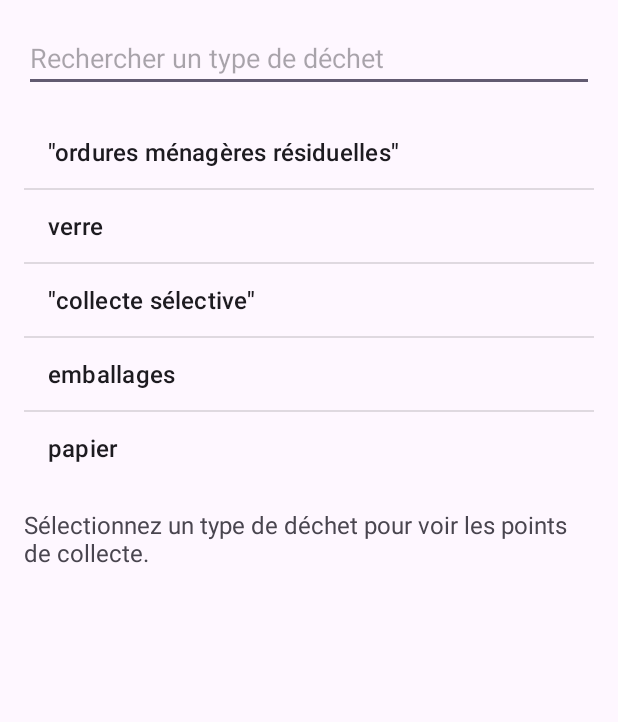
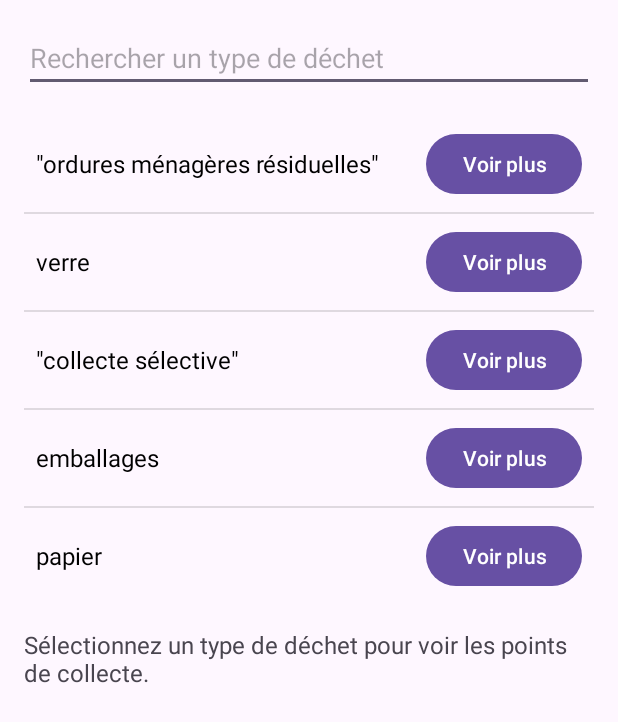
Before and after one commit to Suiidh/TriApp, an Android app: the screen it shows after launch (MainActivity), on a phone screen of 412 x 824 dp. Shown: the top 722 px of the screen. Run offline under Robolectric (Android 15) with nearby library versions, the light colour scheme and no system bars.

Commit message:
[Feat] Ajout du bouton voir plus afin d'afficher la liste des points de collecte

```diff
--- /dev/null
+++ b/app/src/main/java/com/example/triapp/DechetAdapter.java
@@ -0,0 +1,84 @@
+package com.example.triapp;
+
+import android.content.Context;
+import android.view.LayoutInflater;
+import android.view.View;
+import android.view.ViewGroup;
+import android.widget.BaseAdapter;
+import android.widget.Button;
+import android.widget.TextView;
+
+import java.util.List;
+import java.util.Map;
+
+public class DechetAdapter extends BaseAdapter {
+
+    private final Context context;
+    private final List<String> typesDechets;
+    private final Map<String, List<String>> dechetsMap;
+
+    public DechetAdapter(Context context, List<String> typesDechets, Map<String, List<String>> dechetsMap) {
+        this.context = context;
+        this.typesDechets = typesDechets;
+        this.dechetsMap = dechetsMap;
+    }
+
+    @Override
+    public int getCount() {
+        return typesDechets.size();
+    }
+
+    @Override
+    public Object getItem(int position) {
+        return typesDechets.get(position);
+    }
+
+    @Override
+    public long getItemId(int position) {
+        return position;
+    }
+
+    @Override
+    public View getView(int position, View convertView, ViewGroup parent) {
+        if (convertView == null) {
+            convertView = LayoutInflater.from(context).inflate(R.layout.list_item_dechet, parent, false);
+        }
+
+        // Obtenir le type de déchet actuel
+        String typeDechet = typesDechets.get(position);
+
+        // Initialiser les vues
+        TextView typeDechetTextView = convertView.findViewById(R.id.typeDechetTextView);
+        Button voirPlusButton = convertView.findViewById(R.id.voirPlusButton);
+
+        // Mettre à jour les informations de l'élément
+        typeDechetTextView.setText(typeDechet);
+
+        // Ajouter un clic sur le bouton
+        voirPlusButton.setOnClickListener(v -> {
+            // Récupérer les points de collecte
+            List<String> pointsCollecte = dechetsMap.get(typeDechet);
+
+            // Afficher une boîte de dialogue avec les points de collecte
+            if (pointsCollecte != null && !pointsCollecte.isEmpty()) {
+                StringBuilder message = new StringBuilder("Points de collecte pour ").append(typeDechet).append(":\n\n");
+                for (String point : pointsCollecte) {
+                    message.append("- ").append(point).append("\n");
+                }
+                new androidx.appcompat.app.AlertDialog.Builder(context)
+                        .setTitle("Points de collecte")
+                        .setMessage(message.toString())
+                        .setPositiveButton("OK", null)
+                        .show();
+            } else {
+                new androidx.appcompat.app.AlertDialog.Builder(context)
+                        .setTitle("Points de collecte")
+                        .setMessage("Aucun point de collecte trouvé pour ce type de déchet.")
+                        .setPositiveButton("OK", null)
+                        .show();
+            }
+        });
+
+        return convertView;
+    }
+}
--- a/app/src/main/java/com/example/triapp/MainActivity.java
+++ b/app/src/main/java/com/example/triapp/MainActivity.java
@@ -3,15 +3,8 @@ package com.example.triapp;
 import android.os.Bundle;
 import android.text.Editable;
 import android.text.TextWatcher;
-import android.view.View;
-import android.view.animation.AlphaAnimation;
-import android.widget.AdapterView;
-import android.widget.ArrayAdapter;
 import android.widget.EditText;
-import android.widget.ImageView;
-import android.widget.LinearLayout;
 import android.widget.ListView;
-import android.widget.TextView;
 
 import androidx.appcompat.app.AppCompatActivity;
 
@@ -23,7 +16,6 @@ public class MainActivity extends AppCompatActivity {
 
     private Map<String, List<String>> dechetsMap;
     private ListView listViewDechets;
-    private TextView pointsCollecteTextView;
     private EditText searchEditText;
 
     @Override
@@ -33,7 +25,6 @@ public class MainActivity extends AppCompatActivity {
 
         // Initialiser les vues
         listViewDechets = findViewById(R.id.listViewDechets);
-        pointsCollecteTextView = findViewById(R.id.pointsCollecteTextView);
         searchEditText = findViewById(R.id.searchEditText);
 
         // Charger les données depuis le fichier CSV
@@ -42,8 +33,8 @@ public class MainActivity extends AppCompatActivity {
         // Extraire les types de déchets
         List<String> typesDechets = new ArrayList<>(dechetsMap.keySet());
 
-        // Configurer l'adaptateur pour la liste des types de déchets
-        ArrayAdapter<String> adapter = new ArrayAdapter<>(this, android.R.layout.simple_list_item_1, typesDechets);
+        // Configurer l'adaptateur personnalisé
+        DechetAdapter adapter = new DechetAdapter(this, typesDechets, dechetsMap);
         listViewDechets.setAdapter(adapter);
 
         // Ajout d'un écouteur pour rechercher dynamiquement
@@ -53,33 +44,21 @@ public class MainActivity extends AppCompatActivity {
 
             @Override
             public void onTextChanged(CharSequence charSequence, int start, int before, int count) {
-                adapter.getFilter().filter(charSequence);
+                // Filtrer les types de déchets
+                List<String> filteredDechets = new ArrayList<>();
+                for (String typeDechet : typesDechets) {
+                    if (typeDechet.toLowerCase().contains(charSequence.toString().toLowerCase())) {
+                        filteredDechets.add(typeDechet);
+                    }
+                }
+
+                // Mettre à jour l'adapter
+                DechetAdapter filteredAdapter = new DechetAdapter(MainActivity.this, filteredDechets, dechetsMap);
+                listViewDechets.setAdapter(filteredAdapter);
             }
 
             @Override
             public void afterTextChanged(Editable editable) {}
         });
-
-        // Gérer la sélection dans la liste
-        listViewDechets.setOnItemClickListener((parent, view, position, id) -> {
-            String typeDechet = typesDechets.get(position);
-            afficherPointsCollecte(typeDechet);
-        });
-    }
-
-    private void afficherPointsCollecte(String typeDechet) {
-        // Obtenir les points de collecte pour ce type de déchet
-        List<String> pointsCollecte = dechetsMap.get(typeDechet);
-
-        // Afficher les points de collecte
-        if (pointsCollecte != null && !pointsCollecte.isEmpty()) {
-            StringBuilder sb = new StringBuilder("Points de collecte pour ").append(typeDechet).append(":\n\n");
-            for (String point : pointsCollecte) {
-                sb.append("- ").append(point).append("\n");
-            }
-            pointsCollecteTextView.setText(sb.toString());
-        } else {
-            pointsCollecteTextView.setText("Aucun point de collecte trouvé pour ce type de déchet.");
-        }
     }
 }
--- /dev/null
+++ b/app/src/main/res/layout/list_item_dechet.xml
@@ -0,0 +1,23 @@
+<LinearLayout
+    xmlns:android="http://schemas.android.com/apk/res/android"
+    android:layout_width="match_parent"
+    android:layout_height="wrap_content"
+    android:orientation="horizontal"
+    android:padding="8dp"
+    android:gravity="center_vertical">
+
+    <TextView
+        android:id="@+id/typeDechetTextView"
+        android:layout_width="0dp"
+        android:layout_height="wrap_content"
+        android:layout_weight="1"
+        android:textSize="16sp"
+        android:textColor="@android:color/black"
+        android:text="Type de déchet" />
+
+    <Button
+        android:id="@+id/voirPlusButton"
+        android:layout_width="wrap_content"
+        android:layout_height="wrap_content"
+        android:text="Voir plus" />
+</LinearLayout>
```
